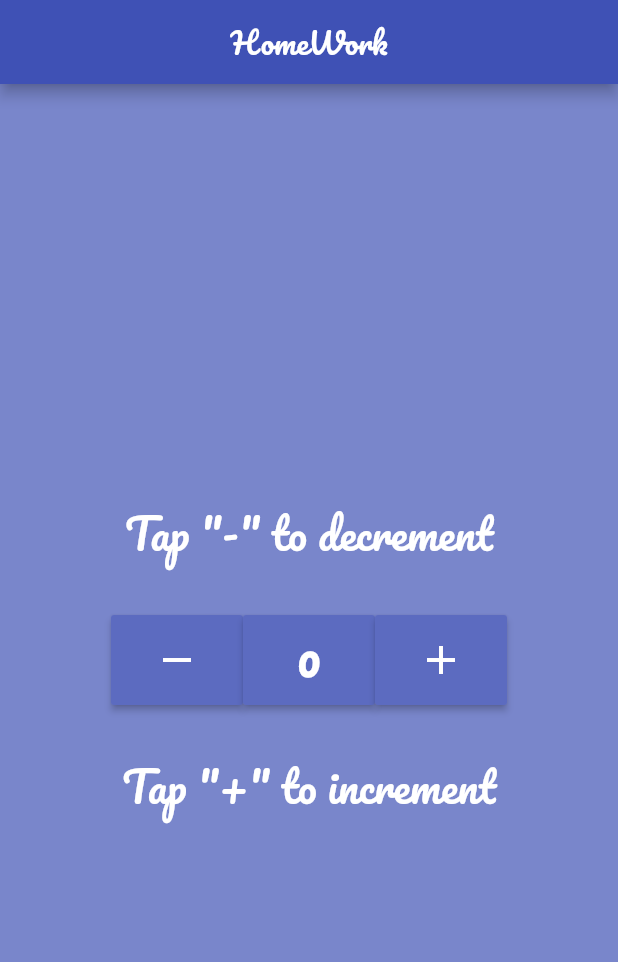
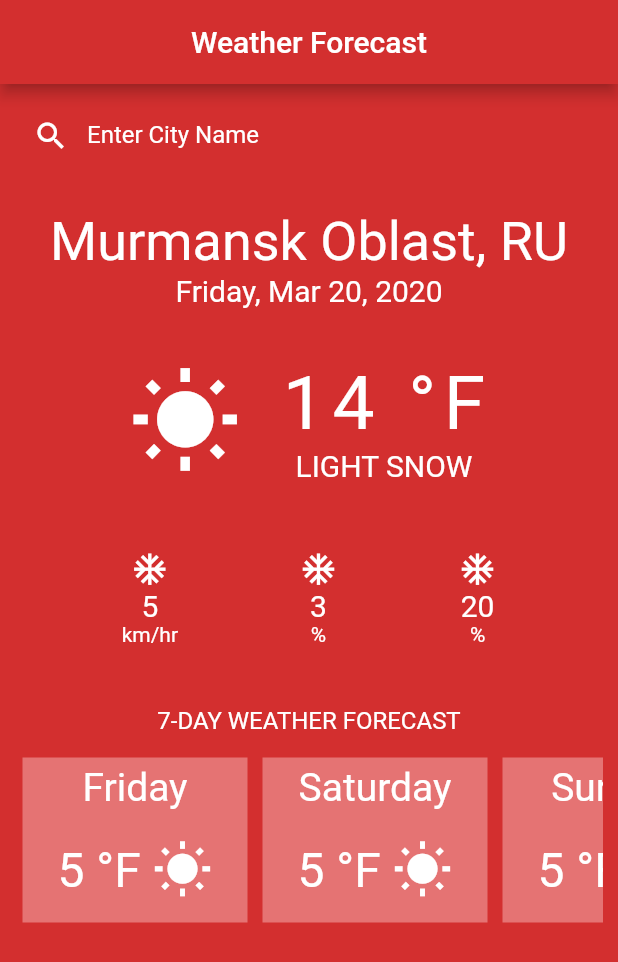
Before and after one commit to LatifovMuhammadjon/flutter, a Flutter app: the screen it shows after launch, on a phone screen of 412 x 824 dp. Shown: the top 962 px of the screen. Run offline on Flutter 3.47's test engine with Material 2 defaults, Android fonts, the phone set to English and light mode, and no system bars.

Commit message:
file is modified

```diff
--- /dev/null
+++ b/myapp3/lib/homework.dart
@@ -0,0 +1,117 @@
+import 'package:flutter/material.dart';
+
+class HomeWorkApp extends StatelessWidget {
+  const HomeWorkApp({Key? key}) : super(key: key);
+
+  @override
+  Widget build(BuildContext context) {
+    return MaterialApp(
+      debugShowCheckedModeBanner: false,
+      theme: ThemeData(
+        primaryColor: Colors.indigo,
+        fontFamily: "Pacifico",
+      ),
+      color: Colors.indigo,
+      home: const HomeWork(),
+    );
+  }
+}
+
+class HomeWork extends StatefulWidget {
+  const HomeWork({Key? key}) : super(key: key);
+
+  @override
+  State<HomeWork> createState() => _HomeWorkState();
+}
+
+class _HomeWorkState extends State<HomeWork> {
+  late int _counter;
+  @override
+  void initState() {
+    super.initState();
+    _counter = 0;
+  }
+
+  @override
+  Widget build(BuildContext context) {
+    return Scaffold(
+      backgroundColor: Colors.indigo[300],
+      appBar: AppBar(
+        backgroundColor: Colors.indigo,
+        title: const Text("HomeWork"),
+        centerTitle: true,
+      ),
+      body: Column(
+        mainAxisAlignment: MainAxisAlignment.center,
+        children: <Widget>[
+          const Padding(
+            padding: EdgeInsets.all(30),
+            child: Text(
+              'Tap "-" to decrement',
+              style: TextStyle(
+                fontSize: 28,
+                color: Colors.white,
+              ),
+            ),
+          ),
+          Row(
+            mainAxisAlignment: MainAxisAlignment.center,
+            children: <Widget>[
+              MaterialButton(
+                height: 60,
+                color: Colors.indigo[400],
+                child: const Icon(
+                  Icons.remove,
+                  size: 32,
+                  color: Colors.white,
+                ),
+                onPressed: () {
+                  setState(() {
+                    _counter = _counter > 0 ? _counter - 1 : 0;
+                  });
+                },
+              ),
+              MaterialButton(
+                height: 60,
+                color: Colors.indigo[400],
+                child: Text(
+                  "$_counter",
+                  style: const TextStyle(
+                    fontSize: 28,
+                    fontWeight: FontWeight.bold,
+                    color: Colors.white,
+                  ),
+                ),
+                onPressed: () {},
+              ),
+              MaterialButton(
+                height: 60,
+                color: Colors.indigo[400],
+                child: const Icon(
+                  Icons.add,
+                  size: 32,
+                  color: Colors.white,
+                ),
+                onPressed: () {
+                  setState(() {
+                    _counter++;
+                  });
+                },
+              ),
+            ],
+          ),
+          const Padding(
+            padding: EdgeInsets.all(30),
+            child: Text(
+              'Tap "+" to increment',
+              style: TextStyle(
+                fontSize: 28,
+                color: Colors.white,
+              ),
+            ),
+          ),
+        ],
+      ),
+    );
+  }
+}
--- /dev/null
+++ b/myapp3/lib/layout.dart
@@ -0,0 +1,258 @@
+import 'package:flutter/material.dart';
+import 'dart:math';
+
+class LayoutApp extends StatelessWidget {
+  const LayoutApp({Key? key}) : super(key: key);
+
+  @override
+  Widget build(BuildContext context) {
+    return MaterialApp(
+      debugShowCheckedModeBanner: false,
+      // theme: ThemeData(
+      //   so
+      //   backgroundColor: Colors.red,
+      //   // fontFamily: "Pacifico",
+      // ),
+      home: Layout(),
+    );
+  }
+}
+
+class Layout extends StatefulWidget {
+  Layout({Key? key}) : super(key: key);
+
+  @override
+  State<Layout> createState() => _LayoutState();
+}
+
+class _LayoutState extends State<Layout> {
+  final weekday = [
+    "Monday",
+    "Tuesday",
+    "Wednesday",
+    "Thursday",
+    "Friday",
+    "Saturday",
+    "Sunday"
+  ];
+  @override
+  Widget build(BuildContext context) {
+    return Scaffold(
+      appBar: AppBar(
+        backgroundColor: Colors.red[700],
+        title: const Text("Weather Forecast"),
+        centerTitle: true,
+      ),
+      backgroundColor: Colors.red[700],
+      body: Column(
+        crossAxisAlignment: CrossAxisAlignment.center,
+        children: <Widget>[
+          const Padding(
+            padding: EdgeInsets.symmetric(
+              vertical: 5,
+              horizontal: 10,
+            ),
+            child: TextField(
+              obscureText: true,
+              decoration: InputDecoration(
+                border: InputBorder.none,
+                label: Text(
+                  "Enter City Name",
+                  style: TextStyle(
+                    color: Colors.white,
+                  ),
+                ),
+                prefixIcon: Icon(
+                  Icons.search,
+                  color: Colors.white,
+                ),
+                // label: Text("Enter City Name"),
+              ),
+            ),
+          ),
+          const SizedBox(height: 15,),
+          const Text(
+            "Murmansk Oblast, RU",
+            style: TextStyle(
+              fontSize: 36,
+              color: Colors.white,
+            ),
+          ),
+          const Text(
+            "Friday, Mar 20, 2020",
+            style: TextStyle(
+              fontSize: 20,
+              color: Colors.white,
+            ),
+          ),
+          SizedBox(height: 35,),
+          Row(
+            mainAxisAlignment: MainAxisAlignment.center,
+            children: <Widget>[
+              const Icon(
+                Icons.wb_sunny,
+                size: 75,
+                color: Colors.white,
+              ),
+              const SizedBox(
+                width: 25,
+              ),
+              Column(
+                mainAxisAlignment: MainAxisAlignment.spaceBetween,
+                children: const <Widget>[
+                  Text(
+                    "14 °F",
+                    style: TextStyle(
+                      fontSize: 50,
+                      letterSpacing: 5,
+                      color: Colors.white,
+                    ),
+                  ),
+                  Text(
+                    "LIGHT SNOW",
+                    style: TextStyle(
+                      fontSize: 20,
+                      color: Colors.white,
+                    ),
+                  ),
+                ],
+              ),
+            ],
+          ),
+          const SizedBox(height: 45,),
+          Row(
+            mainAxisAlignment: MainAxisAlignment.spaceEvenly,
+            children: <Widget>[
+              Column(
+                crossAxisAlignment: CrossAxisAlignment.center,
+                children: const <Widget>[
+                  Icon(
+                    Icons.ac_unit,
+                    size: 25,
+                    color: Colors.white,
+                  ),
+                  Text(
+                    "5",
+                    style: TextStyle(
+                      fontSize: 20,
+                      color: Colors.white,
+                    ),
+                  ),
+                  Text(
+                    "km/hr",
+                    style: TextStyle(
+                      fontSize: 14,
+                      color: Colors.white,
+                    ),
+                  ),
+                ],
+              ),
+              Column(
+                children: const <Widget>[
+                  Icon(
+                    Icons.ac_unit,
+                    size: 25,
+                    color: Colors.white,
+                  ),
+                  Text(
+                    "3",
+                    style: TextStyle(
+                      fontSize: 20,
+                      color: Colors.white,
+                    ),
+                  ),
+                  Text(
+                    "%",
+                    style: TextStyle(
+                      fontSize: 14,
+                      color: Colors.white,
+                    ),
+                  ),
+                ],
+              ),
+              Column(
+                children: const <Widget>[
+                  Icon(
+                    Icons.ac_unit,
+                    size: 25,
+                    color: Colors.white,
+                  ),
+                  Text(
+                    "20",
+                    style: TextStyle(
+                      fontSize: 20,
+                      color: Colors.white,
+                    ),
+                  ),
+                  Text(
+                    "%",
+                    style: TextStyle(
+                      fontSize: 14,
+                      color: Colors.white,
+                    ),
+                  ),
+                ],
+              ),
+            ],
+          ),
+          const SizedBox(height: 40,),
+          const Text(
+            "7-DAY WEATHER FORECAST",
+            style: TextStyle(
+              fontSize: 16,
+              color: Colors.white,
+            ),
+          ),
+          Container(
+            margin: EdgeInsets.all(10),
+            height: 120,
+            child: ListView(
+              scrollDirection: Axis.horizontal,
+              children: List.generate(
+                  7,
+                  (index) => Container(
+                        height: 100,
+                        width: 150,
+                        margin: EdgeInsets.all(5),
+                        padding: EdgeInsets.all(5),
+                        color: Colors.red[300],
+                        child: Column(
+                          mainAxisAlignment: MainAxisAlignment.spaceBetween,
+                          children: [
+                            Text(
+                              "${weekday[(4 + index) % 7]}",
+                              style: TextStyle(
+                                color: Colors.white,
+                                fontSize: 26,
+                              ),
+                            ),
+                            Row(
+                              mainAxisAlignment: MainAxisAlignment.center,
+                              children: [
+                                Text(
+                                  "${5 + Random().nextInt(5)} °F ",
+                                  style: TextStyle(
+                                    fontSize: 32,
+                                    color: Colors.white,
+                                  ),
+                                ),
+                                SizedBox(
+                                  height: 60,
+                                ),
+                                Icon(
+                                  Icons.wb_sunny,
+                                  color: Colors.white,
+                                  size: 40,
+                                ),
+                              ],
+                            ),
+                          ],
+                        ),
+                      )),
+            ),
+          ),
+        ],
+      ),
+    );
+  }
+}
--- a/myapp3/lib/main.dart
+++ b/myapp3/lib/main.dart
@@ -1,117 +1,13 @@
 import 'package:flutter/material.dart';
+import 'package:myapp3/layout.dart';
 
 void main() {
   runApp(
-    MaterialApp(
-      debugShowCheckedModeBanner: false,
-      theme: ThemeData(
-        primaryColor: Colors.indigo,
-        fontFamily: "Pacifico",
-      ),
-      color: Colors.indigo,
-      home: const HomeWork(),
-    ),
+    const LayoutApp(),
   );
 }
 
-class HomeWork extends StatefulWidget {
-  const HomeWork({Key? key}) : super(key: key);
 
-  @override
-  State<HomeWork> createState() => _HomeWorkState();
-}
-
-class _HomeWorkState extends State<HomeWork> {
-  late int _counter;
-  @override
-  void initState() {
-    super.initState();
-    _counter = 0;
-  }
-
-  @override
-  Widget build(BuildContext context) {
-    return Scaffold(
-      backgroundColor: Colors.indigo[300],
-      appBar: AppBar(
-        backgroundColor: Colors.indigo,
-        title: const Text("HomeWork"),
-        centerTitle: true,
-      ),
-      body: Column(
-        mainAxisAlignment: MainAxisAlignment.center,
-        children: <Widget>[
-          const Padding(
-            padding: EdgeInsets.all(30),
-            child: Text(
-              'Tap "-" to decrement',
-              style: TextStyle(
-                fontSize: 28,
-                color: Colors.white,
-              ),
-            ),
-          ),
-          Row(
-            mainAxisAlignment: MainAxisAlignment.center,
-            children: <Widget>[
-              MaterialButton(
-                height: 60,
-                color: Colors.indigo[400],
-                child: const Icon(
-                  Icons.remove,
-                  size: 32,
-                  color: Colors.white,
-                ),
-                onPressed: () {
-                  setState(() {
-                    _counter=_counter>0?_counter-1:0;
-                  });
-                },
-              ),
-              MaterialButton(
-                height: 60,
-                color: Colors.indigo[400],
-                child: Text(
-                  "$_counter",
-                  style: const TextStyle(
-                    fontSize: 28,
-                    fontWeight: FontWeight.bold,
-                    color: Colors.white,
-                  ),
-                ),
-                onPressed: () {},
-              ),
-              MaterialButton(
-                height: 60,
-                color: Colors.indigo[400],
-                child: const Icon(
-                  Icons.add,
-                  size: 32,
-                  color: Colors.white,
-                ),
-                onPressed: () {
-                  setState(() {
-                    _counter++;
-                  });
-                },
-              ),
-            ],
-          ),
-          const Padding(
-            padding: EdgeInsets.all(30),
-            child: Text(
-              'Tap "+" to increment',
-              style: TextStyle(
-                fontSize: 28,
-                color: Colors.white,
-              ),
-            ),
-          ),
-        ],
-      ),
-    );
-  }
-}
 
 // class LessonApp extends StatelessWidget {
 //   const LessonApp({Key? key}) : super(key: key);
```
